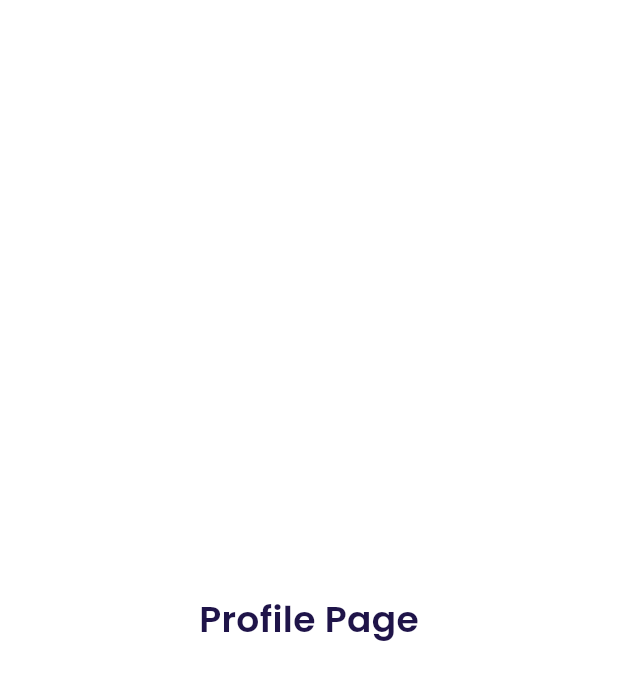
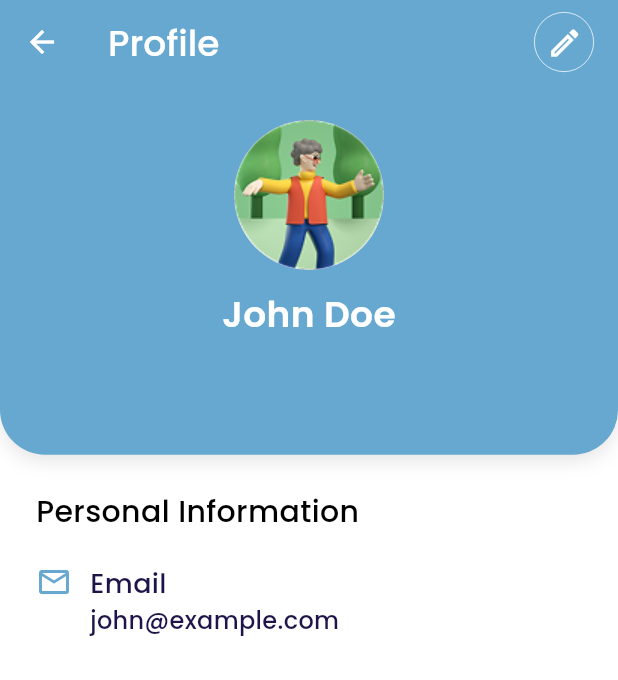
Before and after one commit to maulaasn/detak-medis, a Flutter app: the ProfilePage screen opened directly, on a phone screen of 412 x 824 dp. Shown: the top 680 px of the screen. Run offline on Flutter 3.47's test engine with Material 3 defaults, Android fonts, the phone set to English and light mode, and no system bars; our stand-ins replace google_fonts, water_drop_nav_bar; missing offline and left inert: flutter_gen_ai_chat_ui.

Commit message:
add profile page, edit profile

```diff
--- a/lib/views/chatbot/chatbot.dart
+++ b/lib/views/chatbot/chatbot.dart
@@ -6,6 +6,7 @@ class ChatbotPage extends StatefulWidget {
   const ChatbotPage({super.key});
 
   @override
+  // ignore: library_private_types_in_public_api
   _ChatbotPageState createState() => _ChatbotPageState();
 }
 
--- a/lib/views/home/home_page.dart
+++ b/lib/views/home/home_page.dart
@@ -33,7 +33,7 @@ class _HomePageState extends State<HomePage> {
                 onTap: () {
                   Navigator.push(
                     context,
-                    MaterialPageRoute(builder: (context) => const ProfilePage()),
+                    MaterialPageRoute(builder: (context) => ProfilePage()),
                   );
                 },
               child: Image.asset(
--- a/lib/views/profile/profile.dart
+++ b/lib/views/profile/profile.dart
@@ -1,5 +1,6 @@
 import 'package:detak_medis/ui/theme.dart';
-import'package:flutter/material.dart';
+import 'package:detak_medis/views/profile/edit_form.dart';
+import 'package:flutter/material.dart';
 
 class ProfilePage extends StatefulWidget {
   const ProfilePage({super.key});
@@ -13,16 +14,157 @@ class _ProfilePageState extends State<ProfilePage> {
   Widget build(BuildContext context) {
     return Scaffold(
       backgroundColor: Colors.white,
-      body: Center(
+      appBar: AppBar(
+        title: Text(
+          'Profile',
+          style: blackTextStyle.copyWith(
+            fontSize: 24,
+            fontWeight: medium,
+            color: Colors.white,
+          ),
+        ),
+        backgroundColor: wMainColor,
+        iconTheme: IconThemeData(color: Colors.white),
+        elevation: 0,
+        actions: [
+          Container(
+            margin: const EdgeInsets.only(right: 16),
+            width: 40,
+            height: 40,
+            decoration: BoxDecoration(
+              border: Border.all(
+                color: Colors.white,
+                width: 0.5,
+              ),
+              borderRadius: BorderRadius.circular(100),
+            ),
+            child: IconButton(
+              icon: Icon(Icons.edit_outlined, color: Colors.white),
+              onPressed: () {
+                Navigator.push(
+                  context,
+                  MaterialPageRoute(
+                    builder: (context) => EditForm(),
+                  ),
+                );
+              },
+            ),
+          ),
+        ],
+      ),
+
+      body: SafeArea(
         child: Column(
-          mainAxisAlignment: MainAxisAlignment.center,
           children: [
-            Text(
-              'Profile Page',
-              style: blackTextStyle.copyWith(
-                fontSize: 24,
-                fontWeight: semiBold,
+            Flexible(
+              child: Container(
+                width: MediaQuery.of(context).size.width,
+                height: MediaQuery.of(context).size.height * 0.3,
+                decoration: BoxDecoration(
+                  color: wMainColor,
+                  borderRadius: BorderRadius.only(
+                    bottomLeft: Radius.circular(30),
+                    bottomRight: Radius.circular(30),
+                  ),
+                  boxShadow: [
+                    BoxShadow(
+                      color: Colors.black.withOpacity(0.1),
+                      blurRadius: 10,
+                      offset: Offset(0, 4),
+                    ),
+                  ],
+                ),
+                child: Padding(
+                  padding: const EdgeInsets.all(24),
+                  child: Column(
+                    crossAxisAlignment: CrossAxisAlignment.center,
+                    children: [
+                      CircleAvatar(
+                        radius: 50,
+                        backgroundImage: AssetImage('assets/img/3d_avatar_6.png'),
+                      ),
+                      SizedBox(height: 12),
+                      Text(
+                        'John Doe',
+                        style: blackTextStyle.copyWith(
+                          fontSize: 24,
+                          fontWeight: semiBold,
+                          color: Colors.white,
+                        ),
+                      ),
+                    ],
+                  ),
+                ),
               ),
+            ),
+
+            SizedBox(height: 24),
+
+            // Personal Information
+            Column(
+              children: [
+                Padding(
+                  padding: const EdgeInsets.symmetric(horizontal: 24),
+                  child: Row(
+                    mainAxisAlignment: MainAxisAlignment.spaceBetween,
+                    children: [
+                      Text(
+                        'Personal Information',
+                        style: blackTextStyle.copyWith(
+                          fontSize: 20,
+                          fontWeight: medium,
+                          color: Colors.black,
+                        ),
+                      ),
+                    ],
+                  ),
+                ),
+
+                //mail
+                Padding(
+                  padding: const EdgeInsets.symmetric(
+                    horizontal: 24,
+                    vertical: 20,
+                  ),
+                  child: Row(
+                    mainAxisAlignment: MainAxisAlignment.spaceBetween,
+                    children: [
+                      Row(
+                        crossAxisAlignment: CrossAxisAlignment.start,
+                        children: [
+                          //logo mail
+                          Icon(Icons.email_outlined, color: wMainColor),
+                          SizedBox(width: 12),
+
+                          //text email
+                          Column(
+                            crossAxisAlignment: CrossAxisAlignment.start,
+                            children: [
+                              Text(
+                                'Email',
+                                style: blackTextStyle.copyWith(
+                                  fontSize: 18,
+                                  fontWeight: medium,
+                                ),
+                              ),
+                              SizedBox(width: 8),
+                              Text(
+                                'john@example.com',
+                                style: blackTextStyle.copyWith(
+                                  fontSize: 16,
+                                  fontWeight: medium,
+                                ),
+                              ),
+
+                              SizedBox(height: 8),
+                            ],
+                          ),
+                        ],
+                      ),
+                    ],
+                  ),
+                ),
+              ],
             ),
           ],
         ),
```
Also changed, not shown: lib/controller/edit_profile_controller.dart (added, +73 -0 lines), lib/views/profile/edit_form.dart (added, +206 -0 lines).
